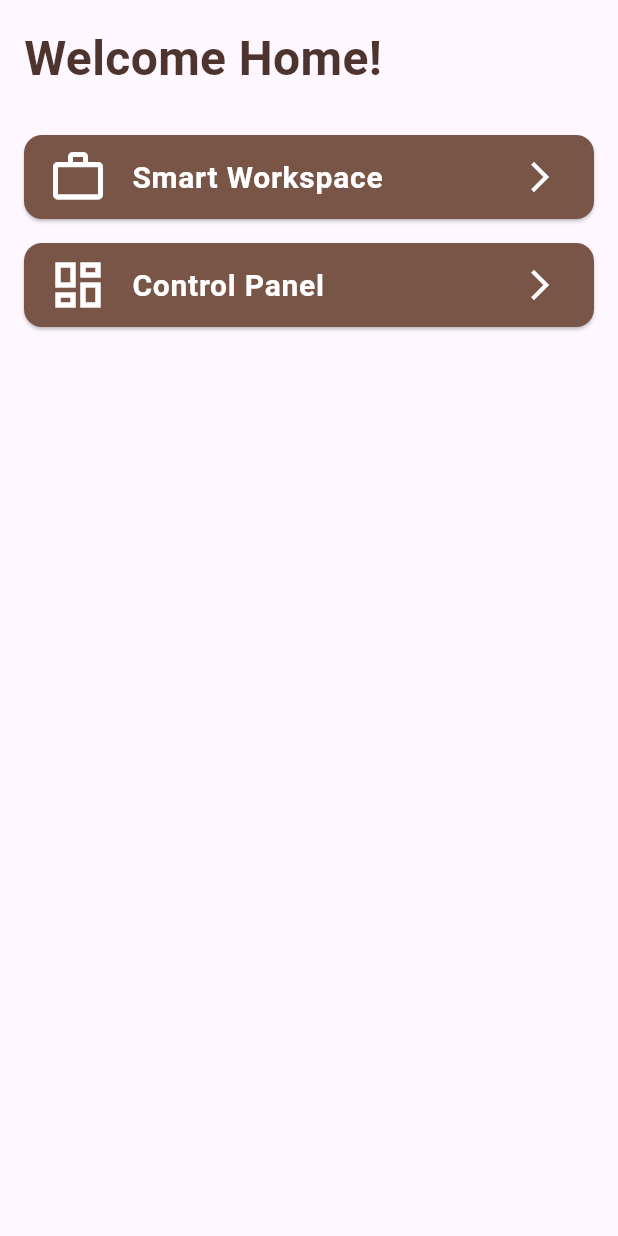
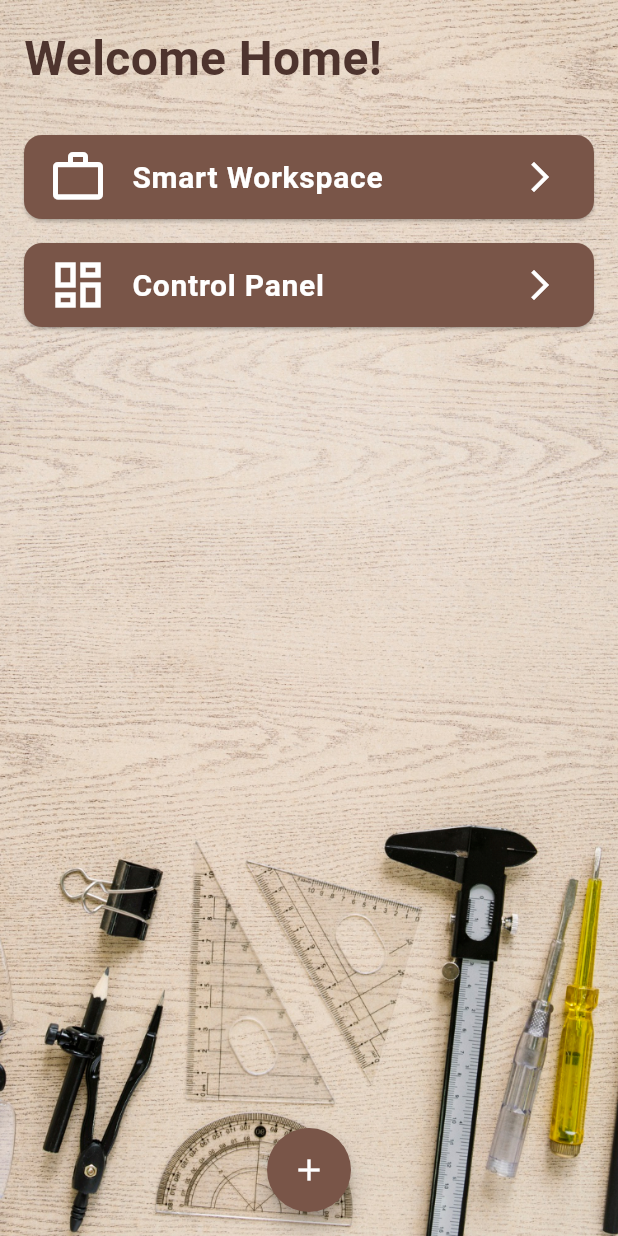
Before and after one commit to abdabkim/Smart-Workbench-App, a Flutter app: the DashboardScreen screen opened directly, on a phone screen of 412 x 824 dp. Run offline on Flutter 3.47's test engine with Material 3 defaults, Android fonts, the phone set to English and light mode, and no system bars; our stand-ins replace dio, file_picker, fl_chart, flutter_local_notifications, image_picker, shared_preferences and 2 more; accounts and stored records are empty.

Commit message:
took off the add device button off every other page except the dashboard

```diff
--- a/lib/screens/dashboardscreen.dart
+++ b/lib/screens/dashboardscreen.dart
@@ -1,5 +1,6 @@
 import 'package:flutter/material.dart';
 import 'package:smart_workbench_app/screens/controlpanelscreen.dart';
+import 'package:smart_workbench_app/screens/smartplugsetupscreen.dart';
 import 'package:smart_workbench_app/screens/smartworkspacescreen.dart';
 import 'package:smart_workbench_app/widget/devicecard.dart';
 
@@ -8,7 +9,16 @@ class DashboardScreen extends StatelessWidget {
 
   @override
   Widget build(BuildContext context) {
-    return SafeArea(
+    return Container(
+      decoration: BoxDecoration(
+        image: DecorationImage(
+          image: AssetImage("assets/bg.jpg"),
+          fit: BoxFit.cover,
+        ),
+      ),
+      child: Scaffold(
+        backgroundColor: Colors.transparent,
+        body: SafeArea(
           child: Padding(
             padding: const EdgeInsets.all(16.0),
             child: Column(
@@ -60,6 +70,24 @@ class DashboardScreen extends StatelessWidget {
               ],
             ),
           ),
+        ),
+        floatingActionButtonLocation: FloatingActionButtonLocation.centerFloat,
+        floatingActionButton: FloatingActionButton(
+          backgroundColor: Colors.brown,
+          foregroundColor: Colors.white,
+          shape: RoundedRectangleBorder(borderRadius: BorderRadius.circular(50)),
+          tooltip: 'Add New Device',
+          onPressed: () {
+            Navigator.push(
+              context,
+              MaterialPageRoute(
+                builder: (context) => const PlugInScreen(),
+              ),
+            );
+          },
+          child: const Icon(Icons.add),
+        ),
+      ),
     );
   }
 }
--- a/lib/screens/homescreen.dart
+++ b/lib/screens/homescreen.dart
@@ -185,22 +185,7 @@ class _HomeScreenState extends State<HomeScreen> {
           _pages[_selectedIndex]
         ],
       ),
-      floatingActionButtonLocation: FloatingActionButtonLocation.centerFloat,
-      floatingActionButton: FloatingActionButton(
-        backgroundColor: Colors.brown,
-        foregroundColor: Colors.white,
-        shape: RoundedRectangleBorder(borderRadius: BorderRadius.circular(50)),
-        tooltip: 'Add New Device',
-        onPressed: () {
-          Navigator.push(
-            context,
-            MaterialPageRoute(
-              builder: (context) => const PlugInScreen(),
-            ),
-          );
-        },
-        child: const Icon(Icons.add),
-      ),
+
     );
   }
 }
```
Lines whose indentation alone changed are shown as unchanged.
